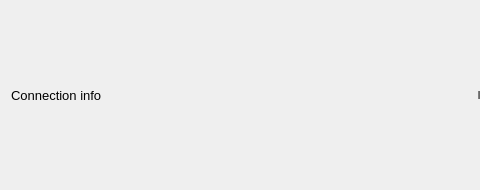
The window that UiFiles/connectionBar.ui (knr-auv/PC_GUI) describes before a commit, drawn with Qt 5; both pictures show x 0 to 480 and y 0 to 190 of the 694 by 190 pixel window.
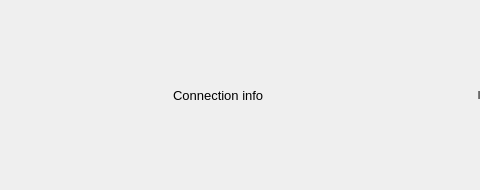
The same window after the commit.

```diff
--- a/UiFiles/connectionBar.ui
+++ b/UiFiles/connectionBar.ui
@@ -34,7 +34,7 @@
   <property name="styleSheet">
    <string notr="true"/>
   </property>
-  <layout class="QHBoxLayout" name="horizontalLayout" stretch="0,0,0,0">
+  <layout class="QHBoxLayout" name="horizontalLayout" stretch="0,0,0,0,0">
    <property name="sizeConstraint">
     <enum>QLayout::SetDefaultConstraint</enum>
    </property>
@@ -44,6 +44,22 @@
    <property name="bottomMargin">
     <number>9</number>
    </property>
+   <item>
+    <widget class="QWidget" name="w_batt" native="true">
+     <property name="sizePolicy">
+      <sizepolicy hsizetype="Preferred" vsizetype="Preferred">
+       <horstretch>0</horstretch>
+       <verstretch>0</verstretch>
+      </sizepolicy>
+     </property>
+     <property name="minimumSize">
+      <size>
+       <width>0</width>
+       <height>0</height>
+      </size>
+     </property>
+    </widget>
+   </item>
    <item>
     <widget class="QLabel" name="l_connection">
      <property name="sizePolicy">
```
